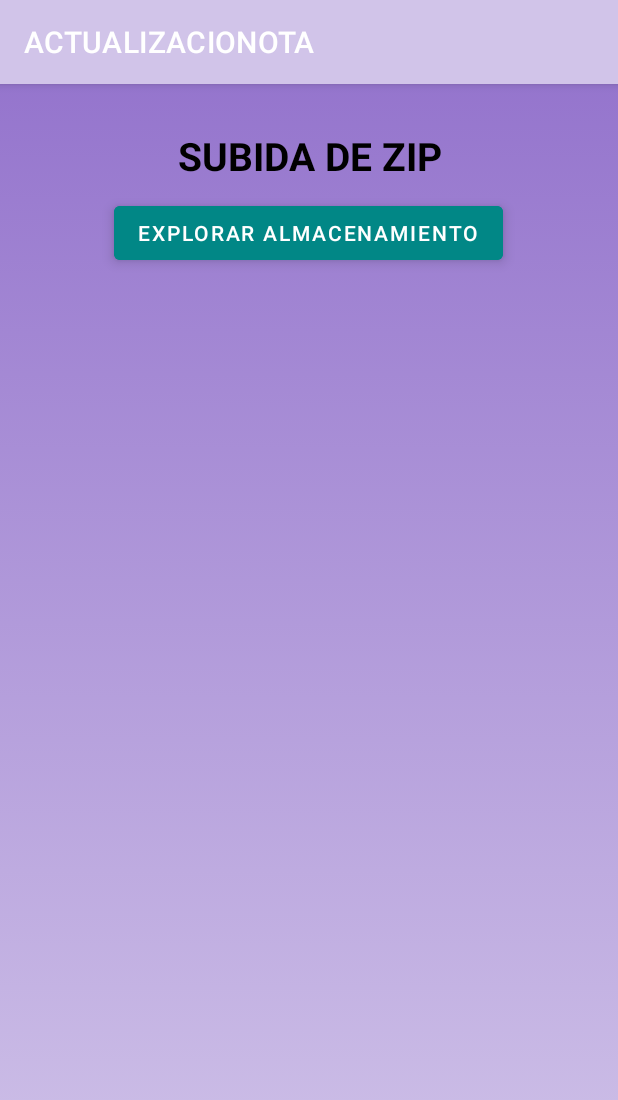
After one commit to JCChamo/actualizacionOta, an Android app: the UploadZip screen opened directly, with no data from a screen before it, on a phone screen of 412 x 824 dp. The commit adds this screen. Shown: the top 1100 px of the screen. Run offline under Robolectric (Android 15) with nearby library versions, the phone set to English and light mode, and no system bars; libraries missing offline, so code that uses them is left out: no.nordicsemi.android; 3 statements that could not run were skipped.

Commit message:
El initiator.start no funciona correctamente.

```diff
--- a/app/src/main/AndroidManifest.xml
+++ b/app/src/main/AndroidManifest.xml
@@ -25,7 +25,9 @@
             </intent-filter>
         </activity>
         <activity android:name=".Services"></activity>
-        <activity android:name=".adapter.Characteristics"></activity>
+        <activity android:name=".Characteristics"></activity>
+        <activity android:name=".UploadZip"></activity>
+        <activity android:name=".NotificationActivity"></activity>
     </application>
 
 </manifest>
--- /dev/null
+++ b/app/src/main/java/com/example/actualizacionota/UploadZip.kt
@@ -0,0 +1,211 @@
+package com.example.actualizacionota
+
+import android.annotation.SuppressLint
+import android.content.Context
+import android.content.Intent
+import android.net.Uri
+import android.os.Bundle
+import android.os.Handler
+import android.util.Log
+import android.view.View
+import android.widget.Button
+import android.widget.ProgressBar
+import android.widget.TextView
+import android.widget.Toast
+import androidx.appcompat.app.ActionBar
+import androidx.appcompat.app.AppCompatActivity
+import com.example.actualizacionota.MainActivity.Companion.bluetoothDevice
+import no.nordicsemi.android.dfu.*
+import java.io.File
+
+class UploadZip : AppCompatActivity(), View.OnClickListener {
+
+    private var actionBar : ActionBar? = null
+    private var resumed = false
+    private lateinit var progressBar : ProgressBar
+    private lateinit var exploreButton : Button
+    private lateinit var textPercentage : TextView
+    private lateinit var zipName : TextView
+    private lateinit var context: Context
+    private var uri : Uri? = null
+    private var boolean = false
+    private lateinit var path : String
+    private lateinit var initiator : DfuServiceInitiator
+    private lateinit var progressListener : DfuProgressListener
+
+
+    override fun onCreate(savedInstanceState: Bundle?) {
+        super.onCreate(savedInstanceState)
+        setContentView(R.layout.upload_zip)
+
+        progressBar = findViewById(R.id.dfuProgressBar)
+        exploreButton = findViewById(R.id.exploreButton)
+        textPercentage = findViewById(R.id.textPercentage)
+        zipName = findViewById(R.id.zipName)
+
+        actionBar = supportActionBar
+        MainActivity.Companion.ActionBarStyle.changeActionBarColor(actionBar!!)
+
+        exploreButton.setOnClickListener(this)
+
+        context = applicationContext
+
+
+        progressListener = object : DfuProgressListenerAdapter() {
+            override fun onProgressChanged(deviceAddress: String, percent: Int, speed: Float, avgSpeed: Float, currentPart: Int, partsTotal: Int) {
+                super.onProgressChanged(deviceAddress, percent, speed, avgSpeed, currentPart, partsTotal)
+                progressBar.isIndeterminate = false
+                progressBar.progress = percent
+                textPercentage.text = getString(R.string.dfu_uploading_percentage, percent)
+                Log.d(":::", "Progreso cambiado")
+            }
+
+            override fun onDeviceDisconnecting(deviceAddress: String?) {
+                super.onDeviceDisconnecting(deviceAddress)
+                progressBar.isIndeterminate = true
+                textPercentage.setText(R.string.dfu_status_disconnecting)
+                Log.d(":::", "Desconectando dispositivo")
+            }
+
+            override fun onDfuProcessStarting(deviceAddress: String) {
+                super.onDfuProcessStarting(deviceAddress)
+                progressBar.isIndeterminate = true
+                textPercentage.setText(R.string.dfu_status_starting)
+                Log.d(":::", "Proceso DFU iniciado")
+            }
+
+            override fun onDfuAborted(deviceAddress: String) {
+                super.onDfuAborted(deviceAddress)
+                textPercentage.setText(R.string.dfu_status_aborted)
+                onUploadCanceled()
+                Log.d(":::", "DFU abortado")
+            }
+
+            override fun onEnablingDfuMode(deviceAddress: String) {
+                super.onEnablingDfuMode(deviceAddress)
+                progressBar.isIndeterminate = true
+                textPercentage.setText(R.string.dfu_status_switching_to_dfu)
+                Log.d(":::", "Habilitando modo DFU")
+            }
+
+            override fun onDfuCompleted(deviceAddress: String) {
+                super.onDfuCompleted(deviceAddress)
+                textPercentage.setText(R.string.dfu_status_completed)
+                if (!resumed){
+                    Log.d(":::", "Proceso DFU finalizado")
+                    Toast.makeText(applicationContext, "Proceso DFU finalizado", Toast.LENGTH_SHORT).show()
+                }
+            }
+
+            override fun onFirmwareValidating(deviceAddress: String) {
+                super.onFirmwareValidating(deviceAddress)
+                progressBar.isIndeterminate = true
+                textPercentage.setText(R.string.dfu_status_validating)
+                Log.d(":::", "Validando firmware")
+            }
+
+            override fun onError(deviceAddress: String, error: Int, errorType: Int, message: String?) {
+                super.onError(deviceAddress, error, errorType, message)
+                if (resumed) {
+                    clearUI()
+                    Log.e(":::", "Subida fallida: $message")
+                }
+            }
+
+            override fun onDeviceConnecting(deviceAddress: String) {
+                super.onDeviceConnecting(deviceAddress)
+                progressBar.isIndeterminate = true
+                textPercentage.setText(R.string.dfu_status_connecting)
+                Log.d(":::", "Conectando dispositivo")
+            }
+        }
+
+        DfuServiceListenerHelper.registerProgressListener(this, progressListener)
+    }
+
+    override fun onResume() {
+        super.onResume()
+        resumed = true
+        DfuServiceListenerHelper.registerProgressListener(this, progressListener)
+    }
+
+    override fun onDestroy() {
+        super.onDestroy()
+        DfuServiceListenerHelper.registerProgressListener(this, progressListener)
+    }
+
+    override fun onPause() {
+        super.onPause()
+        DfuServiceListenerHelper.registerProgressListener(this, progressListener)
+    }
+
+    private fun openFileExplorer() {
+        val intent = Intent()
+        intent.addCategory(Intent.CATEGORY_OPENABLE)
+        intent.type = "*/*"
+        intent.action = Intent.ACTION_GET_CONTENT
+        startActivityForResult(Intent.createChooser(intent, "DEMO"), 1001)
+    }
+
+    private fun initializeDFU() {
+        if(boolean) {
+            initiator = DfuServiceInitiator(bluetoothDevice.address).setKeepBond(true)
+            //Las tres siguientes líneas si las comento, no rompe la aplicación
+            initiator.setUnsafeExperimentalButtonlessServiceInSecureDfuEnabled(true)
+            initiator.setPacketsReceiptNotificationsEnabled(true)
+            initiator.setPacketsReceiptNotificationsValue(DfuServiceInitiator.DEFAULT_PRN_VALUE)
+            Log.d(":::", "Asignando zip en: $path")
+        }
+    }
+
+    @SuppressLint("WrongConstant")
+    private fun sendZip() {
+        if(boolean) {
+            initiator.setZip(Uri.fromFile(File(path)))
+            Log.d(":::", Uri.fromFile(File(path)).toString())
+//            initiator.setBinOrHex(DfuBaseService.TYPE_AUTO, uri, path)
+            DfuServiceListenerHelper.registerProgressListener(this, progressListener)
+            initiator.start(this, DfuService::class.java)
+            Toast.makeText(applicationContext, "ENVIANDO ZIP", Toast.LENGTH_SHORT).show()
+        }
+    }
+
+    @SuppressLint("SetTextI18n")
+    override fun onActivityResult(requestCode: Int, resultCode: Int, data: Intent?) {
+        super.onActivityResult(requestCode, resultCode, data)
+        if (requestCode == 1001) {
+            uri = data?.data
+            Log.d(":::", data?.dataString.toString())
+            path = uri!!.path!!
+            val pathTokens = path.split("/")
+            zipName.text = "Fichero: ${pathTokens[pathTokens.size - 1]}"
+            zipName.visibility = View.VISIBLE
+            boolean = true
+        }
+    }
+
+    override fun onClick(p0: View?) {
+        openFileExplorer()
+        initializeDFU()
+        sendZip()
+        showProgressBar()
+    }
+
+    private fun showProgressBar(){
+            progressBar.visibility = View.VISIBLE
+            textPercentage.visibility = View.VISIBLE
+//            textPercentage.text = null
+            exploreButton.isEnabled = false
+    }
+
+    private fun clearUI(){
+        progressBar.visibility = View.INVISIBLE
+        textPercentage.visibility = View.INVISIBLE
+        exploreButton.isEnabled = true
+    }
+
+    private fun onUploadCanceled() {
+        clearUI()
+        Toast.makeText(applicationContext, R.string.dfu_aborted, Toast.LENGTH_SHORT).show()
+    }
+}
--- a/app/src/main/java/com/example/actualizacionota/adapter/CharacteristicAdapter.kt
+++ b/app/src/main/java/com/example/actualizacionota/adapter/CharacteristicAdapter.kt
@@ -66,6 +66,8 @@ class CharacteristicAdapter (var listener: OnItemClickListener) : RecyclerView.A
     fun setData(characteristicsList : MutableList<BluetoothGattCharacteristic>) {
         this.characteristicsList = characteristicsList
         notifyDataSetChanged()
+        if (itemCount > 0)
+            Log.d(":::", "Se han detectado características")
     }
 
     interface OnItemClickListener{
--- a/app/src/main/res/layout/characteristics.xml
+++ b/app/src/main/res/layout/characteristics.xml
@@ -14,10 +14,10 @@
         android:layout_height="wrap_content">
     </androidx.recyclerview.widget.RecyclerView>
 
-
     <ListView
         android:id="@+id/listView"
         android:layout_width="match_parent"
-        android:layout_height="wrap_content"></ListView>
+        android:layout_height="wrap_content"
+        android:layout_marginTop="10dp"></ListView>
 
 </LinearLayout>
--- /dev/null
+++ b/app/src/main/res/layout/upload_zip.xml
@@ -0,0 +1,59 @@
+<?xml version="1.0" encoding="utf-8"?>
+<LinearLayout xmlns:android="http://schemas.android.com/apk/res/android"
+    android:orientation="vertical" android:layout_width="match_parent"
+    android:layout_height="match_parent"
+    android:background="@drawable/gradient">
+
+    <TextView
+        android:layout_width="match_parent"
+        android:layout_height="wrap_content"
+        android:gravity="center"
+        android:textSize="26dp"
+        android:textStyle="bold"
+        android:text="SUBIDA DE ZIP"
+        android:layout_marginTop="30dp"
+        android:textColor="#000"></TextView>
+
+    <Button
+        android:id="@+id/exploreButton"
+        android:layout_gravity="center"
+        android:layout_width="wrap_content"
+        android:layout_height="wrap_content"
+        android:backgroundTint="@color/teal_700"
+        android:stateListAnimator="@null"
+        android:textColor="#fff"
+        android:elevation="5dp"
+        android:layout_marginTop="10dp"
+        android:text="EXPLORAR ALMACENAMIENTO"></Button>
+
+    <TextView
+        android:id="@+id/zipName"
+        android:layout_width="wrap_content"
+        android:layout_height="wrap_content"
+        android:layout_gravity="center"
+        android:visibility="invisible"
+        android:layout_marginTop="5dp"
+        android:textSize="18dp"
+        android:textColor="#000"></TextView>
+
+    <ProgressBar
+        android:id="@+id/dfuProgressBar"
+        android:layout_width="match_parent"
+        android:layout_height="wrap_content"
+        android:layout_marginTop="10dp"
+        style="@android:style/Widget.Holo.ProgressBar.Horizontal"
+        android:max="100"
+        android:visibility="invisible"></ProgressBar>
+
+    <TextView
+        android:id="@+id/textPercentage"
+        android:layout_width="wrap_content"
+        android:layout_height="wrap_content"
+        android:freezesText="true"
+        android:layout_gravity="center"
+        android:visibility="invisible"
+        android:layout_marginTop="5dp"
+        android:text="@string/dfu_uploading_percentage_label"
+        android:textColor="#000"></TextView>
+
+</LinearLayout>
--- a/app/src/main/res/values/strings.xml
+++ b/app/src/main/res/values/strings.xml
@@ -1,3 +1,8 @@
 <resources>
     <string name="app_name">ACTUALIZACIONOTA</string>
+    <string name="dfu_uploading_percentage_label">0%</string>
+    <string name="dfu_action_upload_cancel">CANCELAR</string>
+    <string name="dfu_status_uploading">SUBIENDO…</string>
+    <string name="dfu_uploading_percentage">%d%%</string>
+    <string name="dfu_aborted">La subida de la aplicación se ha cancelado</string>
 </resources>
```
Also changed, not shown: app/src/main/java/com/example/actualizacionota/Characteristics.kt (added, +74 -0 lines), app/src/main/java/com/example/actualizacionota/DfuService.kt (added, +14 -0 lines), app/src/main/java/com/example/actualizacionota/MainActivity.kt (+12 -6 lines), app/src/main/java/com/example/actualizacionota/NordicDfuService.kt (deleted, +0 -11 lines), app/src/main/java/com/example/actualizacionota/NotificationActivity.kt (added, +20 -0 lines), app/src/main/java/com/example/actualizacionota/Services.kt (+10 -8 lines), app/src/main/java/com/example/actualizacionota/adapter/Characteristics.kt (deleted, +0 -127 lines).
